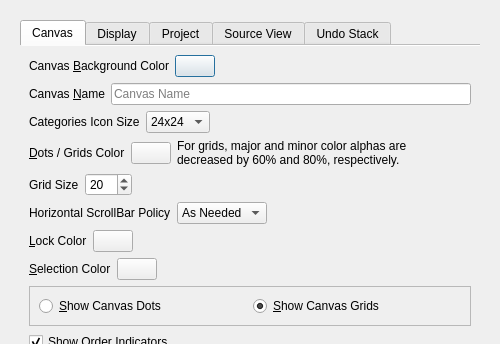
Qt form UI/glitch-canvas-settings.ui (textbrowser/glitch) before a commit; both pictures show x 0 to 500 and y 0 to 344 of the 500 by 850 pixel window.
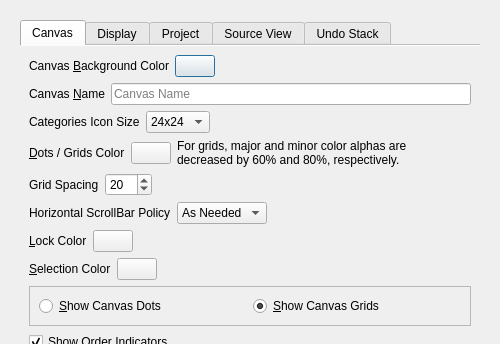
The same form after that commit. Icons and pictures are not drawn. Custom widgets are drawn as their Qt base class.

Commit message: Grid size.

The edit to the form file:
```diff
--- a/UI/glitch-canvas-settings.ui
+++ b/UI/glitch-canvas-settings.ui
@@ -216,7 +216,7 @@
              <item>
               <widget class="QLabel" name="label_21">
                <property name="text">
-                <string>Grid Size</string>
+                <string>Grid Spacing</string>
                </property>
                <property name="buddy">
                 <cstring>wire_width</cstring>
```
The commit also changes 2 other files.
